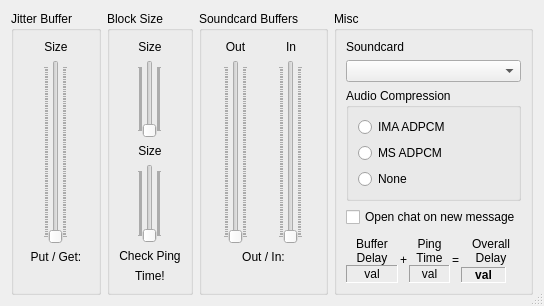
Above: src/clientsettingsdlgbase.ui from Daninet/jamulus before the change. Below: the same form after it.
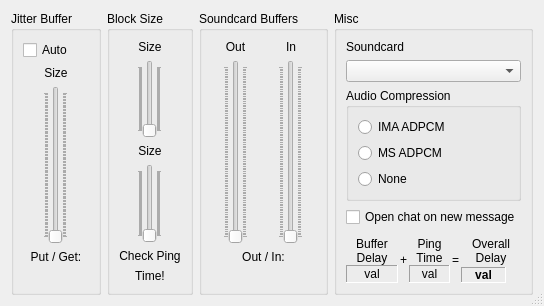
That is the form after the change. Icons and pictures are not drawn. Custom widgets are drawn as their Qt base class.

```diff
--- a/src/clientsettingsdlgbase.ui
+++ b/src/clientsettingsdlgbase.ui
@@ -25,21 +25,13 @@
       <string>Jitter Buffer</string>
      </property>
      <layout class="QVBoxLayout" >
-      <property name="spacing" >
-       <number>6</number>
-      </property>
-      <property name="leftMargin" >
-       <number>9</number>
-      </property>
-      <property name="topMargin" >
-       <number>9</number>
-      </property>
-      <property name="rightMargin" >
-       <number>9</number>
-      </property>
-      <property name="bottomMargin" >
-       <number>9</number>
-      </property>
+      <item>
+       <widget class="QCheckBox" name="cbAutoJitBuf" >
+        <property name="text" >
+         <string>Auto</string>
+        </property>
+       </widget>
+      </item>
       <item>
        <widget class="QLabel" name="TextNetBuf" >
         <property name="minimumSize" >
```
